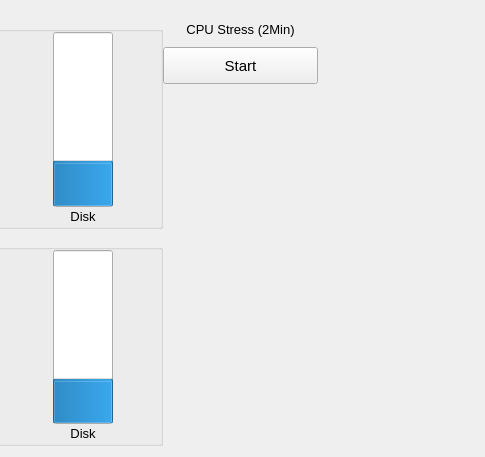
Old version of the form BLHardwareScaner/BLHardwareScaner/Ui/TempManagement.ui in the repository BurnellLiu/LiuProject; both pictures show x 315 to 800 and y 0 to 457 of the 800 by 457 pixel window.
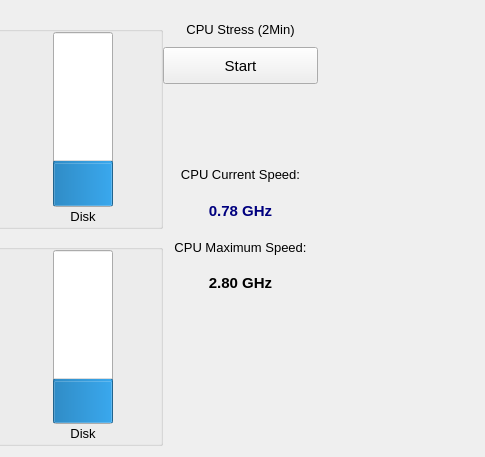
New version of the form.

```diff
--- a/BLHardwareScaner/BLHardwareScaner/Ui/TempManagement.ui
+++ b/BLHardwareScaner/BLHardwareScaner/Ui/TempManagement.ui
@@ -603,7 +603,7 @@
       </layout>
      </item>
      <item>
-      <layout class="QVBoxLayout" name="verticalLayout_8" stretch="1,3">
+      <layout class="QVBoxLayout" name="verticalLayout_8" stretch="3,1,1,1,1,1,4">
        <property name="spacing">
         <number>0</number>
        </property>
@@ -665,6 +665,124 @@
          </item>
         </layout>
        </item>
+       <item>
+        <spacer name="verticalSpacer_2">
+         <property name="orientation">
+          <enum>Qt::Vertical</enum>
+         </property>
+         <property name="sizeHint" stdset="0">
+          <size>
+           <width>20</width>
+           <height>40</height>
+          </size>
+         </property>
+        </spacer>
+       </item>
+       <item>
+        <widget class="QLabel" name="label_4">
+         <property name="font">
+          <font>
+           <family>Microsoft YaHei UI</family>
+           <pointsize>10</pointsize>
+          </font>
+         </property>
+         <property name="text">
+          <string>CPU Current Speed:</string>
+         </property>
+         <property name="alignment">
+          <set>Qt::AlignCenter</set>
+         </property>
+        </widget>
+       </item>
+       <item>
+        <widget class="QLabel" name="labelCurrentSpeed">
+         <property name="palette">
+          <palette>
+           <active>
+            <colorrole role="WindowText">
+             <brush brushstyle="SolidPattern">
+              <color alpha="255">
+               <red>0</red>
+               <green>0</green>
+               <blue>127</blue>
+              </color>
+             </brush>
+            </colorrole>
+           </active>
+           <inactive>
+            <colorrole role="WindowText">
+             <brush brushstyle="SolidPattern">
+              <color alpha="255">
+               <red>0</red>
+               <green>0</green>
+               <blue>127</blue>
+              </color>
+             </brush>
+            </colorrole>
+           </inactive>
+           <disabled>
+            <colorrole role="WindowText">
+             <brush brushstyle="SolidPattern">
+              <color alpha="255">
+               <red>120</red>
+               <green>120</green>
+               <blue>120</blue>
+              </color>
+             </brush>
+            </colorrole>
+           </disabled>
+          </palette>
+         </property>
+         <property name="font">
+          <font>
+           <family>Microsoft YaHei UI</family>
+           <pointsize>11</pointsize>
+           <weight>75</weight>
+           <bold>true</bold>
+          </font>
+         </property>
+         <property name="text">
+          <string>0.78 GHz</string>
+         </property>
+         <property name="alignment">
+          <set>Qt::AlignCenter</set>
+         </property>
+        </widget>
+       </item>
+       <item>
+        <widget class="QLabel" name="label_6">
+         <property name="font">
+          <font>
+           <family>Microsoft YaHei UI</family>
+           <pointsize>10</pointsize>
+          </font>
+         </property>
+         <property name="text">
+          <string>CPU Maximum Speed:</string>
+         </property>
+         <property name="alignment">
+          <set>Qt::AlignCenter</set>
+         </property>
+        </widget>
+       </item>
+       <item>
+        <widget class="QLabel" name="labelMaxSpeed">
+         <property name="font">
+          <font>
+           <family>Microsoft YaHei UI</family>
+           <pointsize>11</pointsize>
+           <weight>75</weight>
+           <bold>true</bold>
+          </font>
+         </property>
+         <property name="text">
+          <string>2.80 GHz</string>
+         </property>
+         <property name="alignment">
+          <set>Qt::AlignCenter</set>
+         </property>
+        </widget>
+       </item>
        <item>
         <spacer name="verticalSpacer">
          <property name="orientation">
```
